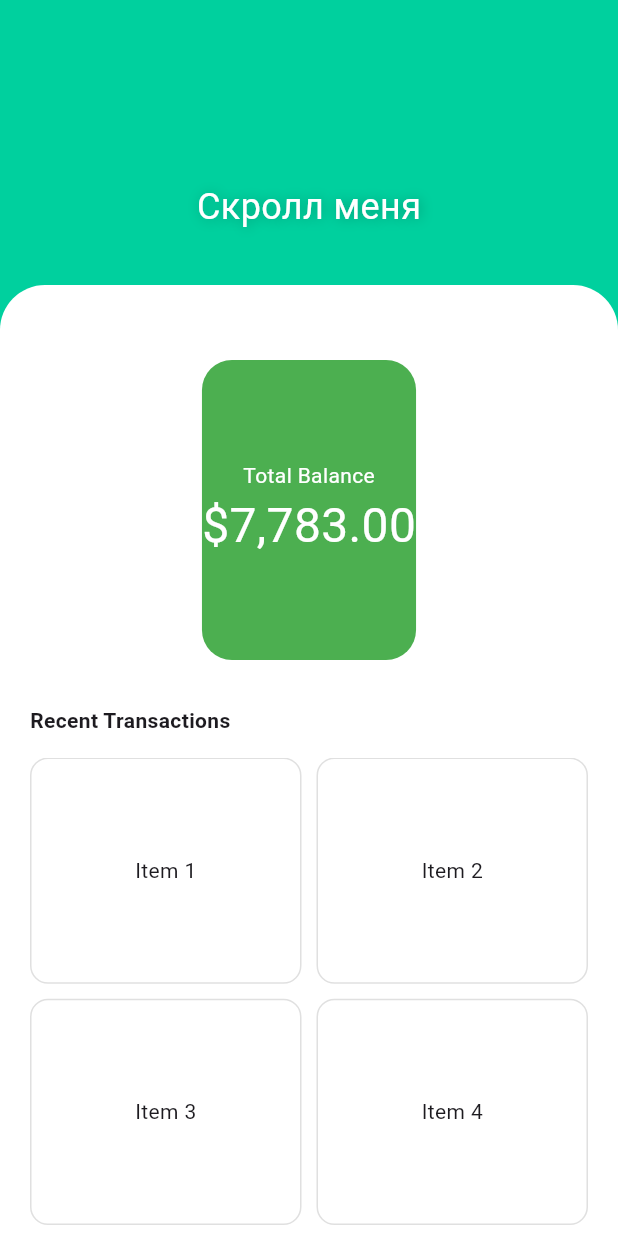
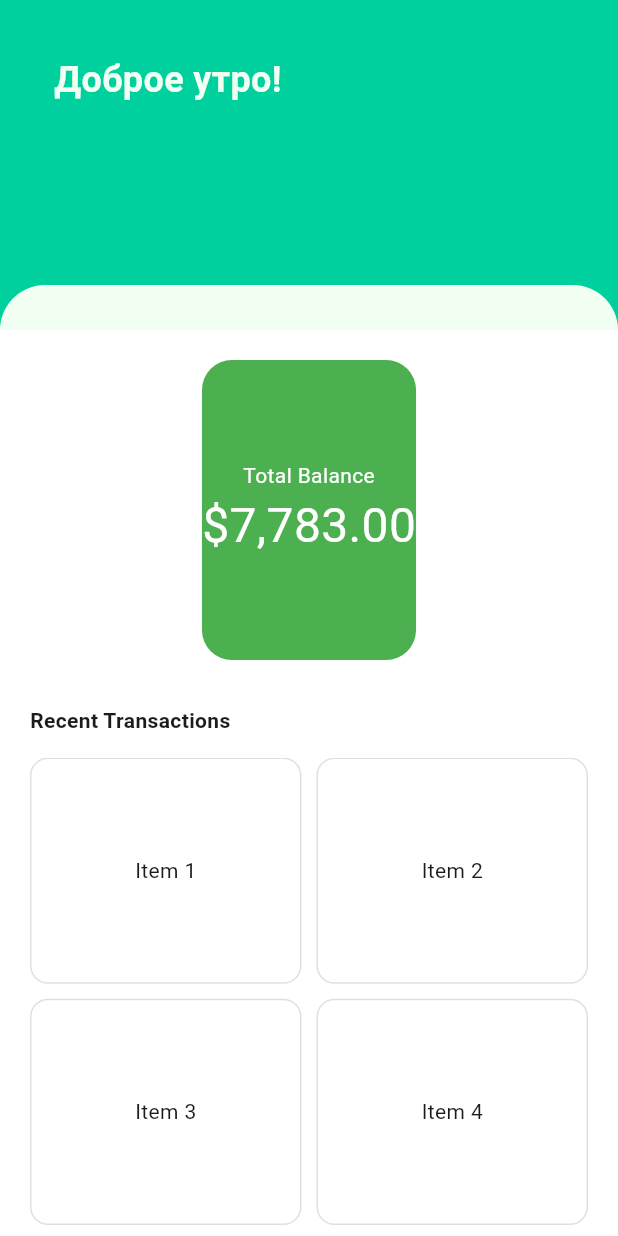
Before and after one commit to mb1shka/finance_management, a Flutter app: the screen it shows after launch, on a phone screen of 412 x 824 dp. Run offline on Flutter 3.47's test engine with Material 3 defaults, Android fonts, the phone set to English and light mode, and no system bars; Roboto replaces fonts that are missing (Poppins-Regular).

Commit message:
Add resourses

```diff
--- a/lib/design_system/color_theme/color_tokens.dart
+++ b/lib/design_system/color_theme/color_tokens.dart
@@ -1,6 +1,6 @@
 import 'package:flutter/material.dart';
 
-class AppColors {
+abstract class AppColors {
   static const honeyDrew = Color(0xFFF1FFF3);
   static const lightGreen = Color(0xFFDFF7E2);
   static const caribbeanGreen = Color(0xFF00D09E);
@@ -13,15 +13,6 @@ class AppColors {
 }
 
 //TODO: СДЕЛАТЬ СВЕТЛУЮ\ТЕМНУЮ ТЕМУ
-// final Color honeyDrew;
-// final Color lightGreen;
-// final Color caribbeanGreen;
-// final Color cyprus;
-// final Color fenceGreen;
-// final Color colorVoid;
-// final Color lightBlue;
-// final Color vividBlue;
-// final Color oceanBlue;
 
 // class ColorTokens {
 //
--- a/lib/design_system/design_system.dart
+++ b/lib/design_system/design_system.dart
@@ -1,2 +1,4 @@
 export 'color_theme/color_tokens.dart';
 export 'icons.dart';
+export 'text_styles.dart';
+export 'radiuses.dart';
--- /dev/null
+++ b/lib/design_system/text_styles.dart
@@ -0,0 +1,37 @@
+import 'package:flutter/material.dart';
+
+import 'color_theme/color_tokens.dart';
+
+class _Size {
+  static const double s9 = 9.0;
+  static const double s10 = 10.0;
+  static const double s12 = 12.0;
+  static const double s14 = 14.0;
+  static const double s16 = 16.0;
+  static const double s18 = 18.0;
+  static const double s20 = 20.0;
+  static const double s24 = 24.0;
+  static const double s26 = 26.0;
+  static const double s36 = 36.0;
+  static const double s52 = 52.0;
+  static const double s72 = 72.0;
+}
+
+abstract class AppTextStyles {
+  static const _baseTextStyle = TextStyle(
+    fontFamily: _baseFontFamily,
+    leadingDistribution: TextLeadingDistribution.even,
+  );
+
+  static const _baseFontFamily = 'Poppins-Regular';
+
+
+  //////--------semiBold----------//////
+
+  static final text24semiBold = _baseTextStyle.copyWith(
+    fontWeight: FontWeight.w600,
+    fontSize: _Size.s24,
+  );
+
+  static final text24semiBoldWhite = text24semiBold.copyWith(color: AppColors.honeyDrew);
+}
--- /dev/null
+++ b/lib/screens/home/view/greeting_widget.dart
@@ -0,0 +1,30 @@
+import 'package:flutter/material.dart';
+import 'package:finance_management/design_system/design_system.dart';
+
+class GreetingWidget extends StatelessWidget {
+  const GreetingWidget({super.key});
+
+  @override
+  Widget build(BuildContext context) {
+    return StreamBuilder(
+      stream: Stream.periodic(const Duration(minutes: 5)),
+      builder: (context, _) {
+        return Text(_getGreeting(), style: AppTextStyles.text24semiBoldWhite);
+      },
+    );
+  }
+
+  String _getGreeting() {
+    final hour = DateTime.now().hour;
+
+    if (hour >= 5 && hour < 12) {
+      return 'Доброе утро!';
+    } else if (hour >= 12 && hour < 17) {
+      return 'Добрый день!';
+    } else if (hour >= 17 && hour < 23) {
+      return 'Добрый вечер!';
+    } else {
+      return 'Доброй ночи!';
+    }
+  }
+}
--- a/lib/screens/home/view/home_screen.dart
+++ b/lib/screens/home/view/home_screen.dart
@@ -1,9 +1,6 @@
-import 'package:finance_management/main.dart';
 import 'package:finance_management/screens/home/view/home_sliver_app_bar.dart';
 import 'package:flutter/material.dart';
 import 'package:finance_management/design_system/design_system.dart';
-
-import 'debug.dart';
 
 class HomeScreen extends StatefulWidget {
   const HomeScreen({super.key});
@@ -17,9 +14,11 @@ class _HomeScreenState extends State<HomeScreen> {
   Widget build(BuildContext context) {
     return Scaffold(
       backgroundColor: AppColors.caribbeanGreen,
-      body: CustomScrollView(
+      body: SafeArea(
+        child: CustomScrollView(
           slivers: [
             HomeSliverAppBar(),
+            //TODO: Плашка с бюджетом. Отображаем бюджет на заданный период (прим: месяц)
             SliverToBoxAdapter(
               child: Container(
                 color: Colors.white,
@@ -82,6 +81,7 @@ class _HomeScreenState extends State<HomeScreen> {
             ),
           ],
         ),
+      ),
     );
   }
 }
```
Also changed, not shown: lib/design_system/radiuses.dart (added, +11 -0 lines), lib/screens/home/view/home_sliver_app_bar.dart (+20 -24 lines). Lines whose indentation alone changed are shown as unchanged.
